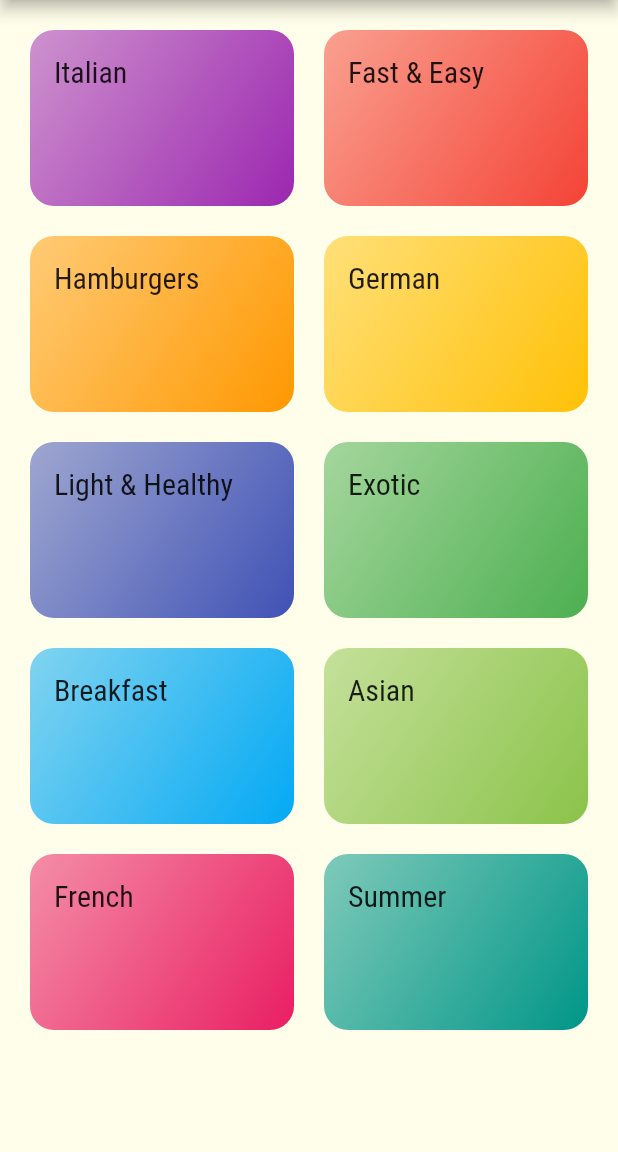
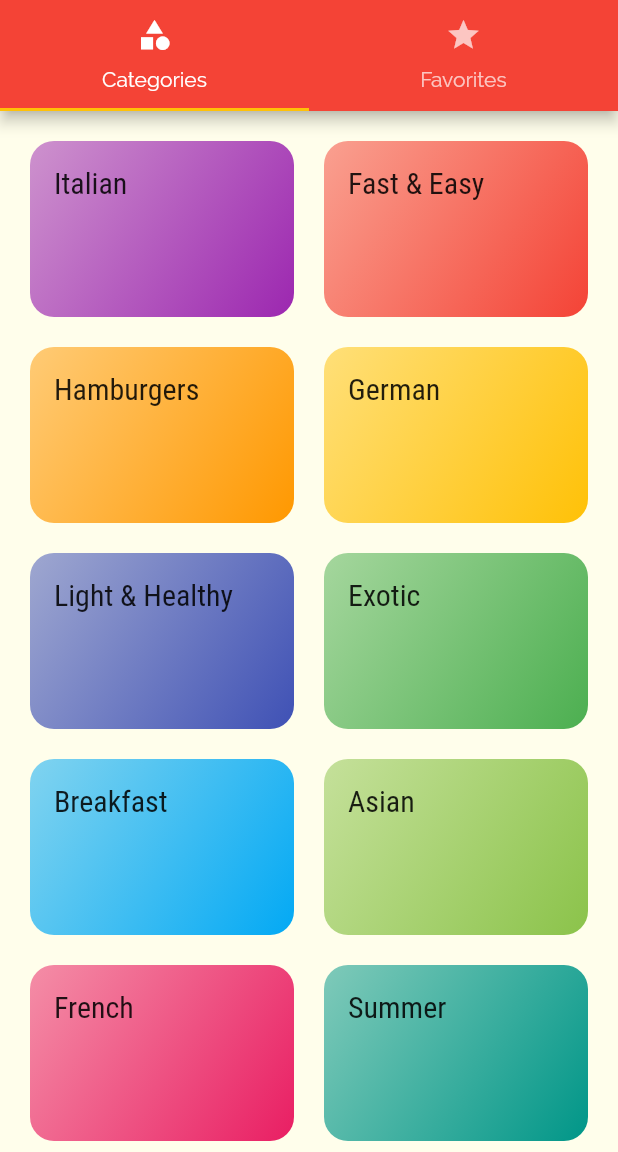
Before and after one commit to dominickbrasileiro/flutter_recipes, a Flutter app: the screen it shows after launch, on a phone screen of 412 x 824 dp, the part 84-1236 px from its top. Run offline on Flutter 3.47's test engine with Material 2 defaults, Android fonts, the phone set to English and light mode, and no system bars.

Commit message:
add tabs screen

```diff
--- a/lib/main.dart
+++ b/lib/main.dart
@@ -1,7 +1,7 @@
 import 'package:flutter/material.dart';
 import 'package:flutter_recipes/screens/recipe_details_screen.dart';
 
-import 'screens/categories_screen.dart';
+import 'screens/tabs_screen.dart';
 import 'screens/category_recipes_screen.dart';
 
 import 'utils/app_routes.dart';
@@ -26,7 +26,7 @@ class MyApp extends StatelessWidget {
             ),
       ),
       routes: {
-        AppRoutes.HOME: (ctx) => CategoriesScreen(),
+        AppRoutes.HOME: (ctx) => TabsScreen(),
         AppRoutes.CATEGORY_RECIPES: (ctx) => CategoryRecipesScreen(),
         AppRoutes.RECIPE_DETAILS: (ctx) => RecipeDetailsScreen(),
       },
--- a/lib/screens/categories_screen.dart
+++ b/lib/screens/categories_screen.dart
@@ -6,11 +6,7 @@ import '../data/dummy_data.dart';
 class CategoriesScreen extends StatelessWidget {
   @override
   Widget build(BuildContext context) {
-    return Scaffold(
-      appBar: AppBar(
-        title: Text('Let\'s cook?'),
-      ),
-      body: GridView(
+    return GridView(
       padding: const EdgeInsets.all(20),
       gridDelegate: SliverGridDelegateWithMaxCrossAxisExtent(
         maxCrossAxisExtent: 200,
@@ -23,7 +19,6 @@ class CategoriesScreen extends StatelessWidget {
             (c) => CategoryItem(category: c),
           )
           .toList(),
-      ),
     );
   }
 }
--- /dev/null
+++ b/lib/screens/favorites_screen.dart
@@ -0,0 +1,10 @@
+import 'package:flutter/material.dart';
+
+class FavoritesScreen extends StatelessWidget {
+  @override
+  Widget build(BuildContext context) {
+    return Center(
+      child: Text('My Favorite Recipes'),
+    );
+  }
+}
--- /dev/null
+++ b/lib/screens/tabs_screen.dart
@@ -0,0 +1,36 @@
+import 'package:flutter/material.dart';
+
+import 'categories_screen.dart';
+import 'favorites_screen.dart';
+
+class TabsScreen extends StatelessWidget {
+  @override
+  Widget build(BuildContext context) {
+    return DefaultTabController(
+      length: 2,
+      child: Scaffold(
+        appBar: AppBar(
+          title: Text('Let\'s cook?'),
+          bottom: TabBar(
+            tabs: [
+              Tab(
+                icon: Icon(Icons.category),
+                text: 'Categories',
+              ),
+              Tab(
+                icon: Icon(Icons.star),
+                text: 'Favorites',
+              ),
+            ],
+          ),
+        ),
+        body: TabBarView(
+          children: [
+            CategoriesScreen(),
+            FavoritesScreen(),
+          ],
+        ),
+      ),
+    );
+  }
+}
```
Lines whose indentation alone changed are shown as unchanged.
